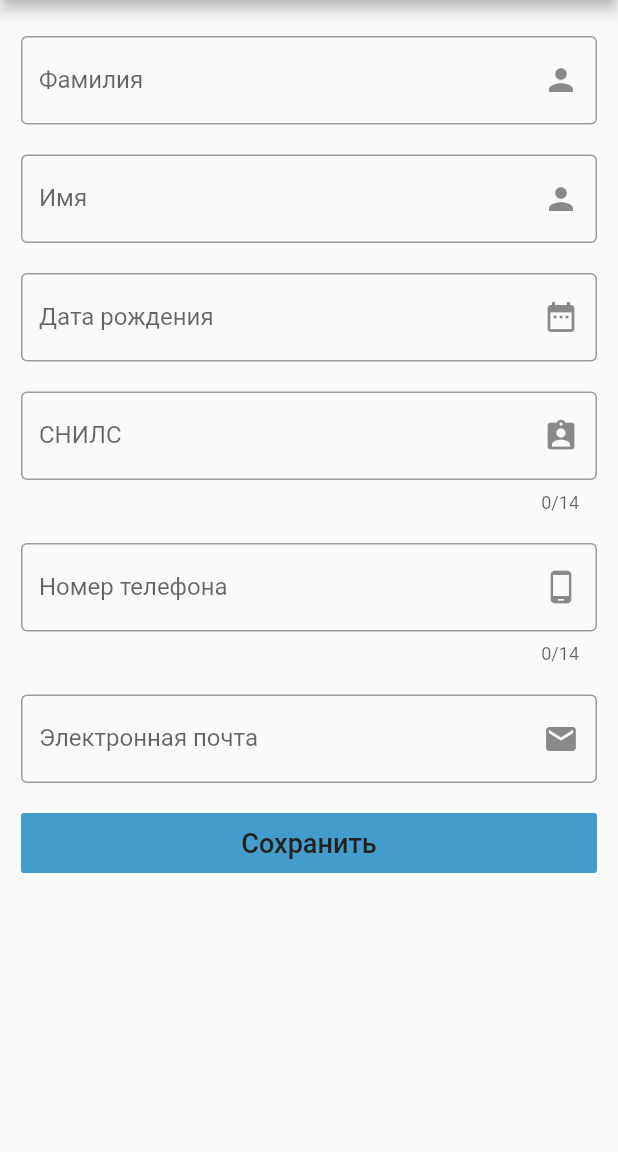
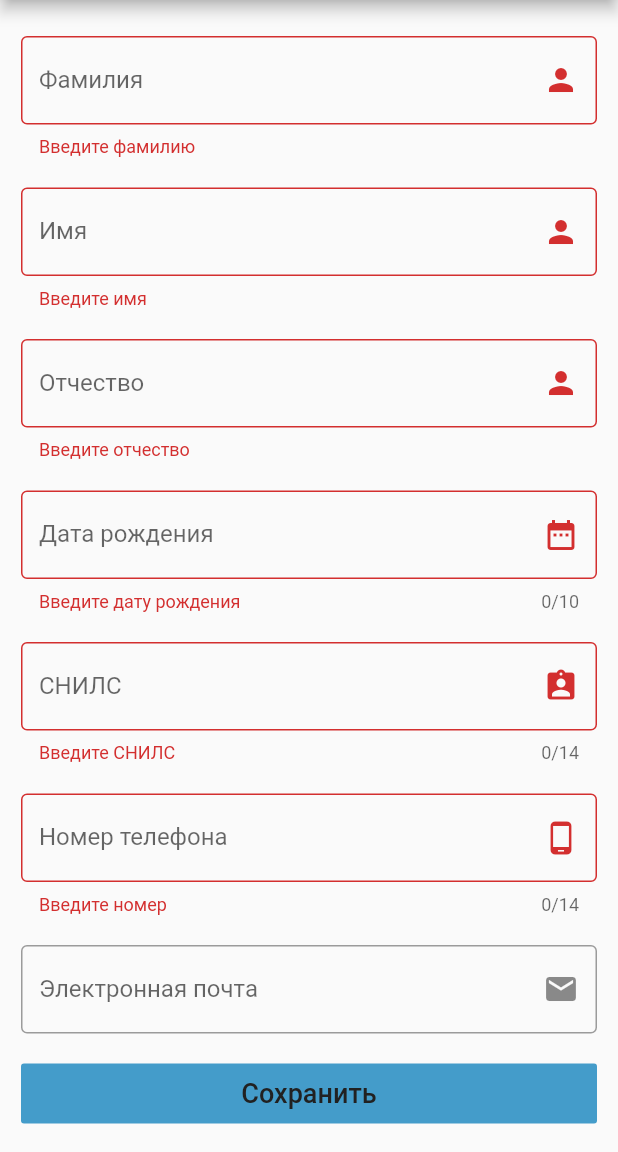
Before and after one commit to mtopsib/pharmacy_app, a Flutter app: the ProfileEdit screen opened by its route, after a tap on "Сохранить", on a phone screen of 412 x 824 dp, the part 84-1236 px from its top. Run offline on Flutter 3.47's test engine with Material 2 defaults, Android fonts, the phone set to English and light mode, and no system bars; our stand-ins replace mask_text_input_formatter, shared_preferences, sqflite; accounts and stored records are empty; network calls fail.

Commit message:
Profile editiable and saveable
Need to fix bug with navigator

```diff
--- a/lib/Home.dart
+++ b/lib/Home.dart
@@ -45,7 +45,7 @@ class _HomeState extends State<Home>{
     source: 'Источник: Правительство РФ ',
     url: 'https://google.com',
   );
-  Widget myProfile = ProfileMyProfile(surname: "Рыжов", name: "Станислав", patronymic: "Витальевич", date: "13.02.1999", town: "Санкт-Петербург", snils: "1241-4124-4124-5436", number: "+7 (917) 218-21-97", mail: "99rsw99@mail.ru");
+  //Widget myProfile = MyProfile(surname: "Рыжов", name: "Станислав", patronymic: "Витальевич", date: "13.02.1999", town: "Санкт-Петербург", snils: "1241-4124-4124-5436", number: "+7 (917) 218-21-97", mail: "99rsw99@mail.ru");
 
   List<String> _titleTexts = ['Главная', 'Рецепты', 'Главная - новость', 'профиль'];
   List<Widget> _homeWidgets;
--- a/lib/Profile.dart
+++ b/lib/Profile.dart
@@ -1,6 +1,8 @@
 import 'package:flutter/material.dart';
 import 'package:flutter/services.dart';
 import 'package:mask_text_input_formatter/mask_text_input_formatter.dart';
+import 'package:pharmacy_app/shared_preferences_wrapper.dart';
+import 'dart:async';
 
 class ProfileMain extends StatelessWidget{
   var textStyle = TextStyle(fontSize: 18);
@@ -42,30 +44,53 @@ class ProfileMain extends StatelessWidget{
   }
 }
 
-class ProfileMyProfile extends StatelessWidget{
-  final String surname;
+class MyProfile extends StatefulWidget{
+  /*final String surname;
   final String name;
   final String patronymic;
   final String date;
   final String town;
   final String snils;
   final String number;
-  final String mail;
+  final String mail*/
 
-  /*String surname;
+  //const MyProfile({Key key, this.surname, this.name, this.patronymic, this.date, this.town, this.snils, this.number, this.mail}) : super(key: key);
+
+  MyProfileState createState() => MyProfileState();
+}
+
+class MyProfileState extends State<MyProfile>{
+  final upTextStyle = const TextStyle(fontSize: 18, fontWeight: FontWeight.bold);
+  final botTextStyle = const TextStyle(fontSize: 14);
+  final topTextPadding = const EdgeInsets.only(bottom: 8);
+
+  String surname;
   String name;
   String patronymic;
   String date;
   String town;
   String snils;
   String number;
-  String mail; */
+  String mail;
 
-  final upTextStyle = const TextStyle(fontSize: 18, fontWeight: FontWeight.bold);
-  final botTextStyle = const TextStyle(fontSize: 14);
-  final topTextPadding = const EdgeInsets.only(bottom: 8);
+  @override
+  void initState() {
+    super.initState();
+    SharedPreferencesWrap.getPersonData().then((data){
+      surname = data[0];
+      name = data[1];
+      patronymic = data[2];
+      date = data[3];
+      town = data[4];
+      snils = data[5];
+      number = data[6];
+      mail = data[7];
+      setState(() {
 
-  const ProfileMyProfile({Key key, this.surname, this.name, this.patronymic, this.date, this.town, this.snils, this.number, this.mail}) : super(key: key);
+      });
+    });
+
+  }
 
   @override
   Widget build(BuildContext context) {
@@ -157,6 +182,7 @@ class ProfileMyProfile extends StatelessWidget{
       ),
     );
   }
+
 }
 
 class ProfileEdit extends StatefulWidget{
@@ -166,11 +192,20 @@ class ProfileEdit extends StatefulWidget{
 class ProfileEditState extends State<ProfileEdit>{
   final topTextPadding = const EdgeInsets.only(bottom: 8);
   final upTextStyle = const TextStyle(fontSize: 18, fontWeight: FontWeight.bold);
-  final key = GlobalKey();
+  final _key = GlobalKey<FormState>();
 
   var snilsMask = MaskTextInputFormatter(mask: '###-###-###-##', filter: {"#": RegExp(r'[0-9]')});
-  var phoneMask = MaskTextInputFormatter(mask: '(###) ### ##-##', filter: {'#': RegExp(r'[0-9]')});
+  var phoneMask = MaskTextInputFormatter(mask: '+7(###) ### ##-##', filter: {'#': RegExp(r'[0-9]')});
   var dateMask = MaskTextInputFormatter(mask: '##/##/####', filter: {'#': RegExp(r'[0-9]')});
+
+  String surname;
+  String name;
+  String patronymic;
+  String date;
+  String town;
+  String snils;
+  String number;
+  String mail;
 
   @override
   Widget build(BuildContext context) {
@@ -179,13 +214,17 @@ class ProfileEditState extends State<ProfileEdit>{
       child: ListView(
         children: [
           Form(
-          key: this.key,
+          key: _key,
           child: Column(
             mainAxisAlignment: MainAxisAlignment.spaceBetween,
             children: <Widget>[
               Container(
                 margin: EdgeInsets.symmetric(vertical: 10),
                 child: TextFormField(
+                  validator: (value) {if (value.isEmpty){return 'Введите фамилию';} else {
+                  return null;}
+                  },
+                  onSaved: (value) => surname = toUpFirstLetter(value),
                     decoration: InputDecoration(
                         hintText: "Ваша фамилия",
                         border: OutlineInputBorder(),
@@ -193,10 +232,14 @@ class ProfileEditState extends State<ProfileEdit>{
                         labelText: "Фамилия"
                     )
                 ),
-              ),
+              ), //surname
               Container(
                 margin: EdgeInsets.symmetric(vertical: 10),
                 child: TextFormField(
+                    validator: (value) {if (value.isEmpty){return 'Введите имя';} else {
+                      return null;}
+                    },
+                    onSaved: (value) => name = toUpFirstLetter(value),
                     decoration: InputDecoration(
                         hintText: "Ваше имя",
                         border: OutlineInputBorder(),
@@ -204,10 +247,30 @@ class ProfileEditState extends State<ProfileEdit>{
                         labelText: "Имя"
                     )
                 ),
+              ), //name
+              Container(
+                margin: EdgeInsets.symmetric(vertical: 10),
+                child: TextFormField(
+                    validator: (value) {if (value.isEmpty){return 'Введите отчество';} else {
+                      return null;}
+                    },
+                    onSaved: (value) => patronymic = toUpFirstLetter(value),
+                    decoration: InputDecoration(
+                        hintText: "Ваше отчество",
+                        border: OutlineInputBorder(),
+                        suffixIcon: Icon(Icons.person),
+                        labelText: "Отчество"
+                    )
+                ),
               ),
               Container(
                 margin: EdgeInsets.symmetric(vertical: 10),
                 child: TextFormField(
+                    validator: (value) {if (value.isEmpty){return 'Введите дату рождения';} else if (value.length < 10){return null;} else {
+                      return null;}
+                    },
+                  maxLength: 10,
+                  onSaved: (value) => date = value,
                     keyboardType: TextInputType.numberWithOptions(),
                     inputFormatters: [dateMask],
                     decoration: InputDecoration(
@@ -221,6 +284,13 @@ class ProfileEditState extends State<ProfileEdit>{
               Container(
                 margin: EdgeInsets.symmetric(vertical: 10),
                 child: TextFormField(
+                    validator: (value) {if (value.isEmpty)
+                    {return 'Введите СНИЛС';}
+                    else if (value.length < 14) {return null;}
+                    else {
+                      return null;}
+                    },
+                    onSaved: (value) {snils = value; print(value);},
                     keyboardType: TextInputType.numberWithOptions(),
                     maxLength: 14,
                     inputFormatters: [snilsMask],
@@ -235,12 +305,19 @@ class ProfileEditState extends State<ProfileEdit>{
               Container(
                 margin: EdgeInsets.symmetric(vertical: 10),
                 child: TextFormField(
+                    validator: (value) {if (value.isEmpty){return 'Введите номер';}
+                    else if (value.length < 14){
+                      return null;
+                    }
+                    else {
+                      return null;}
+                    },
+                  onSaved: (value) => number = value,
                   inputFormatters: [phoneMask],
                   maxLength: 14,
                   keyboardType: TextInputType.numberWithOptions(),
                     decoration: InputDecoration(
-                      prefixText: '+7 ',
-                      hintText: "(999) 999-99-99",
+                      hintText: "+7(999) 999-99-99",
                       border: OutlineInputBorder(),
                       suffixIcon: Icon(Icons.phone_android),
                       labelText: "Номер телефона"
@@ -250,6 +327,7 @@ class ProfileEditState extends State<ProfileEdit>{
               Container(
                 margin: EdgeInsets.symmetric(vertical: 10),
                 child: TextFormField(
+                    onSaved: (value) => mail = value,
                     decoration: InputDecoration(
                         hintText: "example@mail.ru",
                         border: OutlineInputBorder(),
@@ -265,7 +343,17 @@ class ProfileEditState extends State<ProfileEdit>{
                 child: FlatButton(
                   color: Color.fromARGB(255, 68, 156, 202),
                   child: Text("Сохранить", style: TextStyle(fontSize: 18, color: Colors.grey[900]), textAlign: TextAlign.center),
-                  onPressed: () {},
+                  onPressed: () async {
+                    if (_key.currentState.validate()){
+                      _key.currentState.save();
+                      SharedPreferencesWrap.setPersonData(this.surname, this.name, this.patronymic,
+                      this.date, this.town, this.snils, this.number, this.mail).then((_)
+                      {
+                        Navigator.of(context).pushNamed('/MyProfile');
+                      }
+                      );
+                    }
+                  },
                 ),
               ),
               ],
@@ -275,4 +363,14 @@ class ProfileEditState extends State<ProfileEdit>{
       ),
     );
   }
+
+  static String toUpFirstLetter(String input) {
+    if (input == null) {
+      throw new ArgumentError("string: $input");
+    }
+    if (input.length == 0) {
+      return input;
+    }
+    return input[0].toUpperCase() + input.substring(1);
+  }
 }
--- a/lib/RouteGenerator.dart
+++ b/lib/RouteGenerator.dart
@@ -14,7 +14,7 @@ class RouteGenerator{
         return MaterialPageRoute(builder: (_) {
           return Scaffold(
             appBar: AppBar(title: Text('Мой профиль')),
-            body: ProfileMyProfile(),
+            body: MyProfile(),
           );
         });
       case '/EditProfile':
```
Also changed, not shown: lib/shared_preferences_wrapper.dart (+8 -8 lines).
